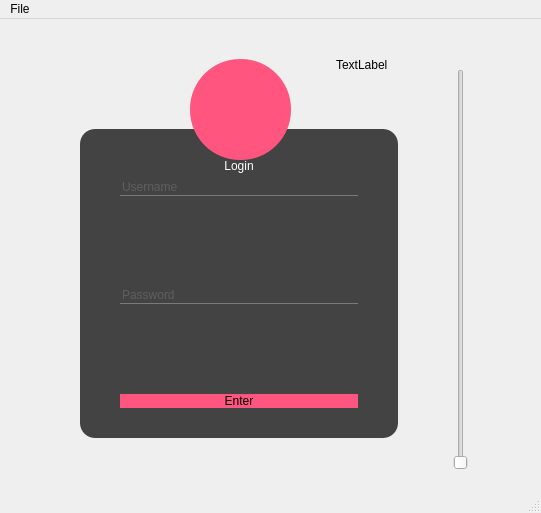
NutTecho/MyPython, file MainWindow.ui: the form before one commit.
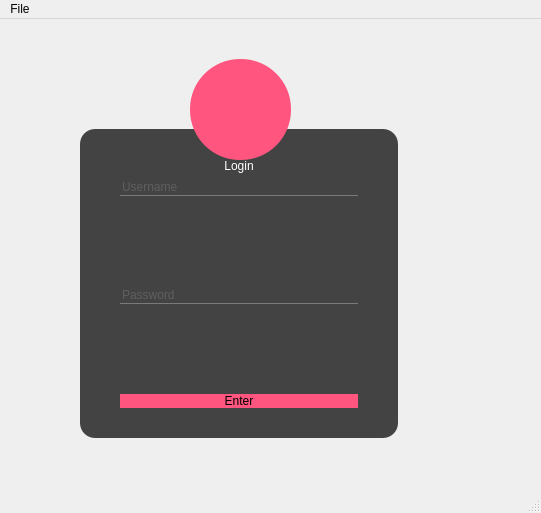
The form after the commit. Icons and pictures are not drawn.

Commit message: add change color command

```diff
--- a/MainWindow.ui
+++ b/MainWindow.ui
@@ -171,32 +171,6 @@
      <number>15</number>
     </property>
    </widget>
-   <widget class="QSlider" name="verticalSlider">
-    <property name="geometry">
-     <rect>
-      <x>450</x>
-      <y>50</y>
-      <width>22</width>
-      <height>401</height>
-     </rect>
-    </property>
-    <property name="orientation">
-     <enum>Qt::Vertical</enum>
-    </property>
-   </widget>
-   <widget class="QLabel" name="label">
-    <property name="geometry">
-     <rect>
-      <x>336</x>
-      <y>30</y>
-      <width>71</width>
-      <height>31</height>
-     </rect>
-    </property>
-    <property name="text">
-     <string>TextLabel</string>
-    </property>
-   </widget>
   </widget>
   <widget class="QMenuBar" name="menubar">
    <property name="geometry">
```
Left out of the diff: 19 changed lines with no effect on the pictures. The commit also changes 2 other files.
